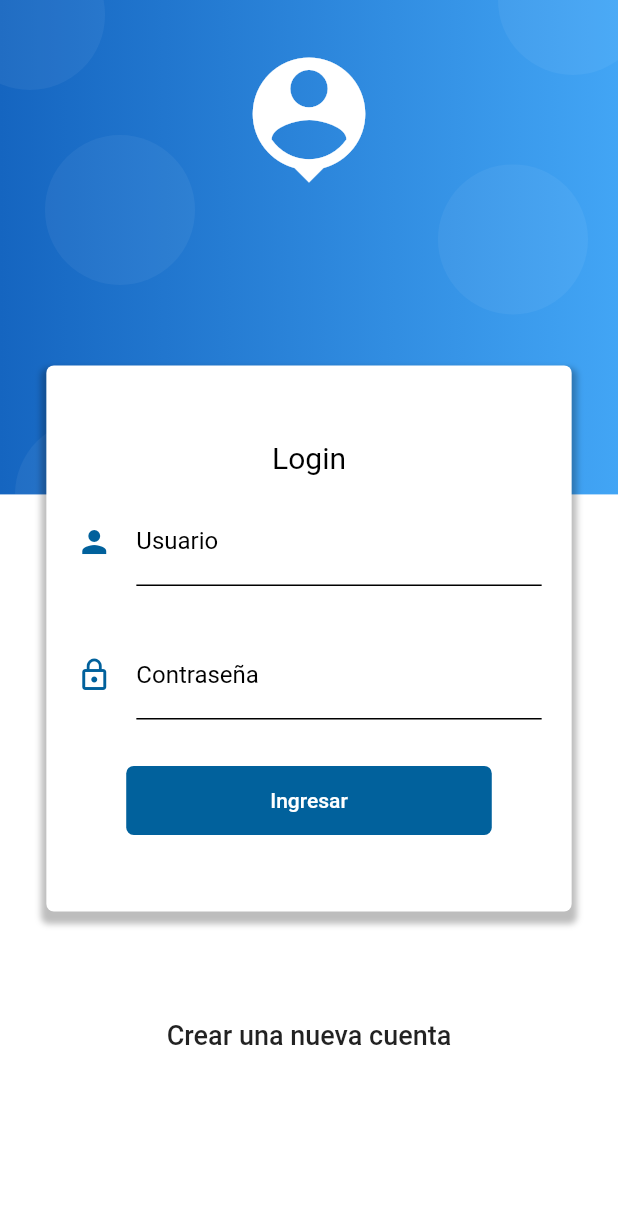
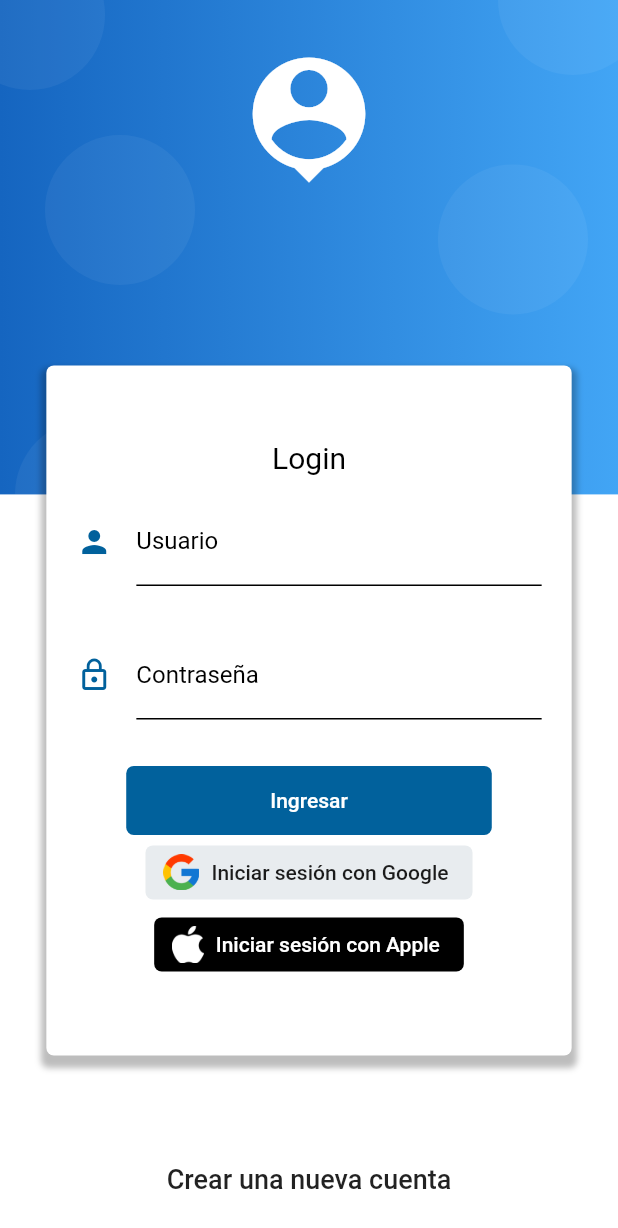
Before and after one commit to oswaldo305/Nano_Laminate_Flutter, a Flutter app: the screen it shows after launch, on a phone screen of 412 x 824 dp. Shown: the top 1228 px of the screen. Run offline on Flutter 3.47's test engine with Material 2 defaults, Android fonts, the phone set to English and light mode, and no system bars; our stand-ins replace firebase_core, flutter_secure_storage; missing offline and left inert: cloud_firestore_web, firebase_auth_web, firebase_core_web, flutter_facebook_auth_web, google_sign_in_web; accounts and stored records are empty.

Commit message:
Botones google y apple + Home View

```diff
--- a/nano_laminate/lib/routes/route.dart
+++ b/nano_laminate/lib/routes/route.dart
@@ -1,9 +1,11 @@
 import 'package:flutter/material.dart';
+import 'package:nano_laminate/views/home_view.dart';
 import 'package:nano_laminate/views/login_view.dart';
 import 'package:nano_laminate/views/register_view.dart';
 
 const String loginView = 'login';
 const String registerView = 'register';
+const String homeView='home';
 
 // Control our page route flow
 Route<dynamic> controller(RouteSettings settings) {
@@ -12,6 +14,8 @@ Route<dynamic> controller(RouteSettings settings) {
       return MaterialPageRoute(builder: (context) => const LoginView());
     case registerView:
       return MaterialPageRoute(builder: (context) => const RegisterView());
+    case homeView:
+      return MaterialPageRoute(builder: (context) => const HomeView());
     default:
       throw ('This page doesnt exist');
   }
--- a/nano_laminate/lib/views/login_view.dart
+++ b/nano_laminate/lib/views/login_view.dart
@@ -2,6 +2,7 @@ import 'package:flutter/material.dart';
 import 'package:nano_laminate/services/AuthFirebaseService.dart';
 import 'package:nano_laminate/services/notifications_service.dart';
 import 'package:nano_laminate/widgets/auth_background_widget.dart';
+
 
 class LoginView extends StatefulWidget {
   const LoginView({Key? key}) : super(key: key);
@@ -89,6 +90,10 @@ class _LoginViewState extends State<LoginView> {
                   _crearPassword(),
                   const SizedBox(height: 30.0),
                   _crearBoton(),
+                  _crearBotonGoogle(),
+                  _crearBotonApple(),
+
+
                 ],
               ),
             ),
@@ -182,6 +187,58 @@ class _LoginViewState extends State<LoginView> {
 
   }
 
+  _crearBotonGoogle() {
+
+
+   return ElevatedButton.icon(
+
+     style: ButtonStyle(
+        shape: MaterialStateProperty.all<OutlinedBorder>(RoundedRectangleBorder(borderRadius: BorderRadius.circular(5.0))),
+        elevation: MaterialStateProperty.all<double>(0.0),
+        backgroundColor: MaterialStateProperty.resolveWith<Color>
+        ((Set<MaterialState> states) => Color.fromARGB(255, 232, 236, 239)),
+      ),
+
+      onPressed: _isLoading ? null : () async {
+        _login(_userName, _password);
+        // Navigator.pushReplacementNamed(context, 'home');
+      } ,
+      icon: Image.asset('assets/images/google.png', height: 24),
+      label: Text(
+                  'Iniciar sesión con Google',
+                  style: TextStyle(color: Color.fromARGB(255, 27, 27, 27)),
+                ),
+
+    );
+    //SizedBox(height: 22);
+
+  }
+
+  _crearBotonApple() {
+
+
+   return ElevatedButton.icon(
+
+     style: ButtonStyle(
+        shape: MaterialStateProperty.all<OutlinedBorder>(RoundedRectangleBorder(borderRadius: BorderRadius.circular(5.0))),
+        elevation: MaterialStateProperty.all<double>(0.0),
+        backgroundColor: MaterialStateProperty.resolveWith<Color>
+        ((Set<MaterialState> states) => Color.fromARGB(255, 0, 0, 0)),
+      ),
+
+      onPressed: () => Navigator.pushReplacementNamed(context, 'home'),
+      icon: Image.asset('assets/images/apple.png', height: 25),
+       label: Text(
+                'Iniciar sesión con Apple',
+                style: TextStyle(color: Colors.white),
+              ),
+
+
+    );
+    //SizedBox(height: 22);
+
+  }
+
   void _login(String? userName, String? password) async {
 
     _isLoading = true;
@@ -196,4 +253,7 @@ class _LoginViewState extends State<LoginView> {
     }
 
   }
+
+
+
 }
--- a/nano_laminate/pubspec.yaml
+++ b/nano_laminate/pubspec.yaml
@@ -56,7 +56,8 @@ flutter:
   # the material Icons class.
   uses-material-design: true
   # To add assets to your application, add an assets section, like this:
-  # assets:
+  assets:
+    - assets/images/
   #   - images/a_dot_burr.jpeg
   #   - images/a_dot_ham.jpeg
   # An image asset can refer to one or more resolution-specific "variants", see
```
Also changed, not shown: nano_laminate/lib/views/home_view.dart (+47 -2 lines), nano_laminate/assets/images/apple.png (added), nano_laminate/assets/images/google.png (added), 7 other files.
